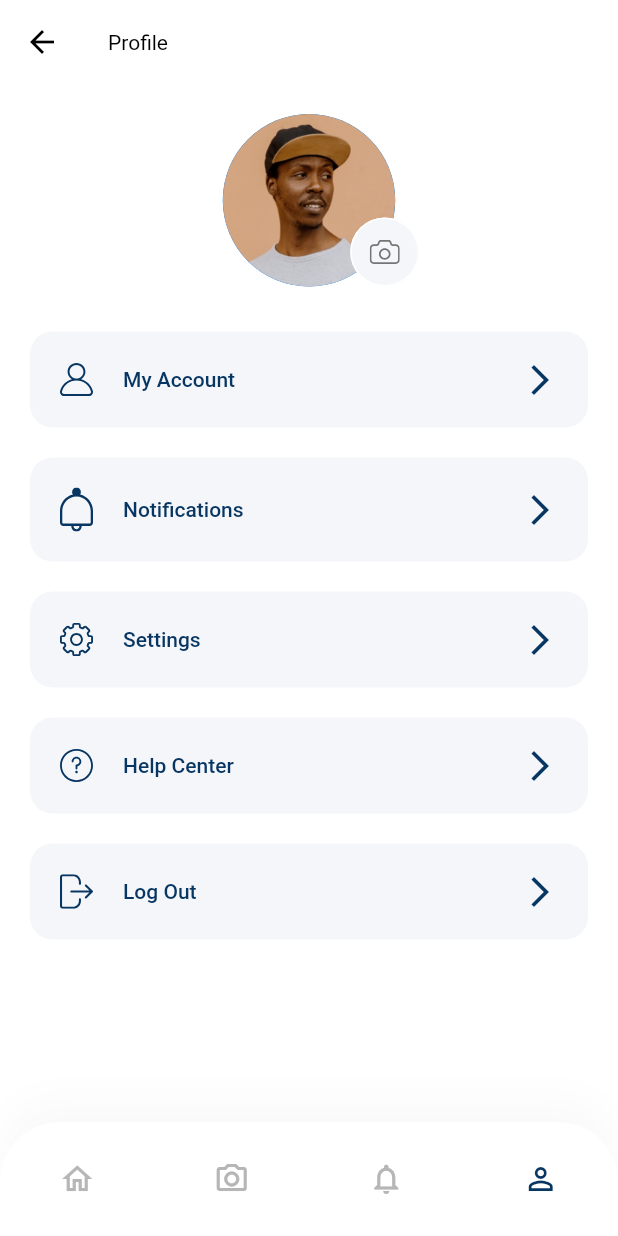
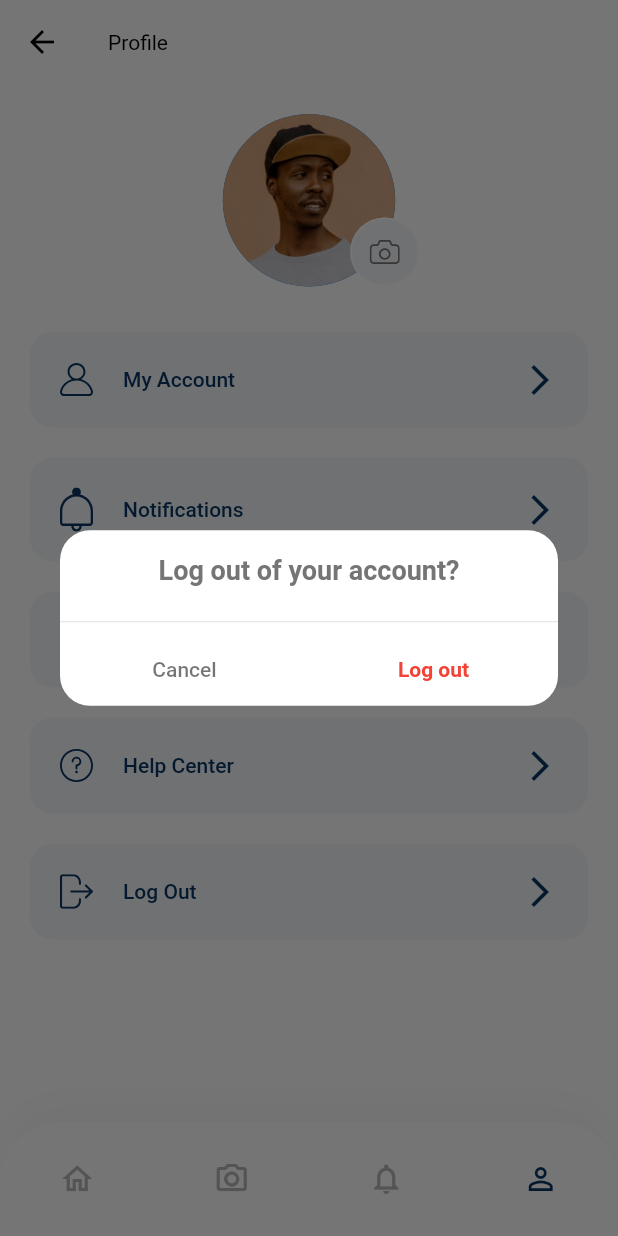
Before and after one commit to awesome56/revap-flutter, a Flutter app: the ProfileScreen screen opened by its route, item 4 of the bottom bar chosen, after a tap on "Log Out", on a phone screen of 412 x 824 dp. Run offline on Flutter 3.47's test engine with Material 2 defaults, Android fonts, the phone set to English and light mode, and no system bars; our stand-ins replace flutter_svg, fluttertoast, shared_preferences; accounts and stored records are empty; Roboto replaces fonts that are missing (Muli).

Commit message:
9-2-2023

```diff
--- /dev/null
+++ b/lib/logout.dart
@@ -0,0 +1,79 @@
+import 'package:flutter/material.dart';
+import 'package:shared_preferences/shared_preferences.dart';
+
+class LogoutConfirmationDialog extends StatelessWidget {
+  final Function onConfirm;
+
+  LogoutConfirmationDialog({required this.onConfirm});
+
+  @override
+  Widget build(BuildContext context) {
+    return Dialog(
+      shape: RoundedRectangleBorder(
+        borderRadius: BorderRadius.circular(20.0),
+      ),
+      elevation: 0.0,
+      backgroundColor: Colors.transparent,
+      child: Container(
+        decoration: BoxDecoration(
+          color: Colors.white,
+          borderRadius: BorderRadius.circular(20.0),
+        ),
+        child: Column(
+          mainAxisSize: MainAxisSize.min,
+          children: <Widget>[
+            Padding(
+              padding: const EdgeInsets.all(16.0),
+              child: Text(
+                "Log out of your account?",
+                style: TextStyle(
+                  fontWeight: FontWeight.bold,
+                  fontSize: 18.0,
+                ),
+              ),
+            ),
+            Divider(),
+            Row(
+              mainAxisAlignment: MainAxisAlignment.spaceAround,
+              children: <Widget>[
+                TextButton(
+                  onPressed: () {
+                    Navigator.of(context).pop(); // Close the dialog
+                  },
+                  child: Text(
+                    "Cancel",
+                    style: TextStyle(color: Colors.black54),
+                  ),
+                ),
+                TextButton(
+                  onPressed: () {
+                    // Clear user details from SharedPreferences
+                    clearUserDetails();
+                    Navigator.of(context).pop(); // Close the dialog
+                    onConfirm(); // Trigger the logout action
+                  },
+                  child: Text(
+                    "Log out",
+                    style: TextStyle(
+                      color: Colors.red,
+                      fontWeight: FontWeight.bold,
+                    ),
+                  ),
+                ),
+              ],
+            ),
+          ],
+        ),
+      ),
+    );
+  }
+
+  void clearUserDetails() async {
+    final prefs = await SharedPreferences.getInstance();
+    prefs.remove('refreshToken');
+    prefs.remove('accessToken');
+    prefs.remove('userName');
+    prefs.remove('userEmail');
+    prefs.remove('isUserVerified');
+  }
+}
--- a/lib/screens/profile/components/body.dart
+++ b/lib/screens/profile/components/body.dart
@@ -1,5 +1,6 @@
 import 'package:flutter/material.dart';
-
+import 'package:revap/logout.dart';
+import 'package:revap/screens/sign_in/sign_in_screen.dart';
 import 'profile_menu.dart';
 import 'profile_pic.dart';
 
@@ -35,7 +36,21 @@ class Body extends StatelessWidget {
           ProfileMenu(
             text: "Log Out",
             icon: "assets/icons/Log out.svg",
-            press: () {},
+            press: () {
+              showDialog(
+                context: context,
+                builder: (BuildContext context) {
+                  return LogoutConfirmationDialog(
+                    onConfirm: () {
+                      // Handle logout action here, e.g., navigate to login screen.
+                      // You can also perform any additional cleanup if needed.
+                      Navigator.pushReplacementNamed(
+                          context, SignInScreen.routeName);
+                    },
+                  );
+                },
+              );
+            },
           ),
         ],
       ),
--- a/pubspec.yaml
+++ b/pubspec.yaml
@@ -40,7 +40,6 @@ dependencies:
   http: ^0.13.3
   fluttertoast: ^8.0.3
   shared_preferences: ^2.0.7
-  splashscreen: ^3.0.0
 
 dev_dependencies:
   flutter_test:
```
